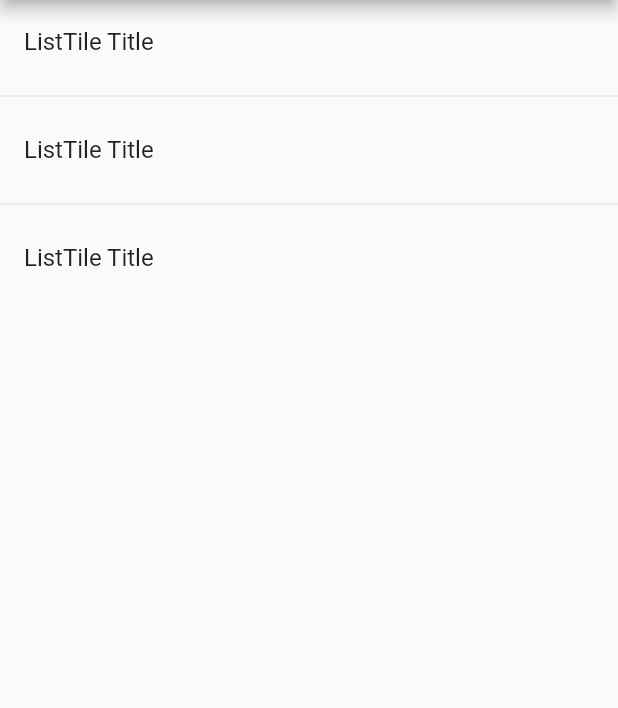
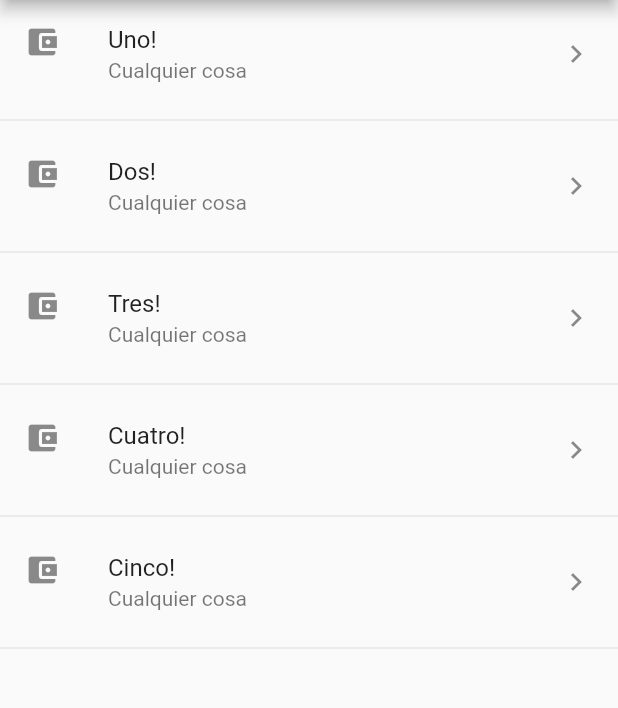
Before and after one commit to YuricsaMay/F-ComponentesFlutter, a Flutter app: the screen it shows after launch, on a phone screen of 412 x 824 dp, the part 84-792 px from its top. Run offline on Flutter 3.47's test engine with Material 2 defaults, Android fonts, the phone set to English and light mode, and no system bars.

Commit message:
ListTiles y Map

```diff
--- a/lib/main.dart
+++ b/lib/main.dart
@@ -9,8 +9,7 @@ class MyApp extends StatelessWidget {
     return MaterialApp(
       title: 'Componentes App',
       debugShowCheckedModeBanner: false,
-
-        home: HomePageTemp()
+      home: HomePageTemp()
 
     );
   }
--- a/lib/src/pages/home_temp.dart
+++ b/lib/src/pages/home_temp.dart
@@ -2,7 +2,7 @@ import 'package:flutter/material.dart';
 
 class HomePageTemp extends StatelessWidget {
   //conss HomePageTemp({Key? key}) : super(key: key);
-
+final opciones=['Uno', 'Dos', 'Tres', 'Cuatro', 'Cinco'];
   @override
   Widget build(BuildContext context) {
     return Scaffold(
@@ -10,21 +10,41 @@ class HomePageTemp extends StatelessWidget {
         title: Text('Componentes Temp'),
       ),
       body:ListView(
-      children:<Widget>[
-        ListTile(
-          title:Text('ListTile Title'),
-      ),
-      Divider(),
-       ListTile(
-          title:Text('ListTile Title'),
-      ),
-      Divider(),
-       ListTile(
-
-          title:Text('ListTile Title'),
-      ),
-      ]
+      children: _crearItemsCorta()
       ),
     );
   }
+
+
+/*List<Widget> _crearItems() {
+
+List<Widget> lista= new List<Widget>();
+    //final lista = new List<Widget>();
+    for (String opt in opciones) {
+      final tempWidget = ListTile(title: Text(opt)
+      );
+      lista.add(tempWidget);
+      lista.add(Divider());
+    }
+    return lista;
+}*/
+
+  List<Widget> _crearItemsCorta(){
+return opciones.map ( (item){
+  return Column(
+    children:<Widget> [
+      ListTile(
+        title:Text(item + '!'),
+        subtitle:Text('Cualquier cosa'),
+        leading:Icon (Icons.account_balance_wallet),
+        trailing:Icon(Icons.keyboard_arrow_right),
+        onTap: (){},
+      ),
+      Divider()
+    ],
+
+  );
+
+}).toList();
+  }
 }
```
